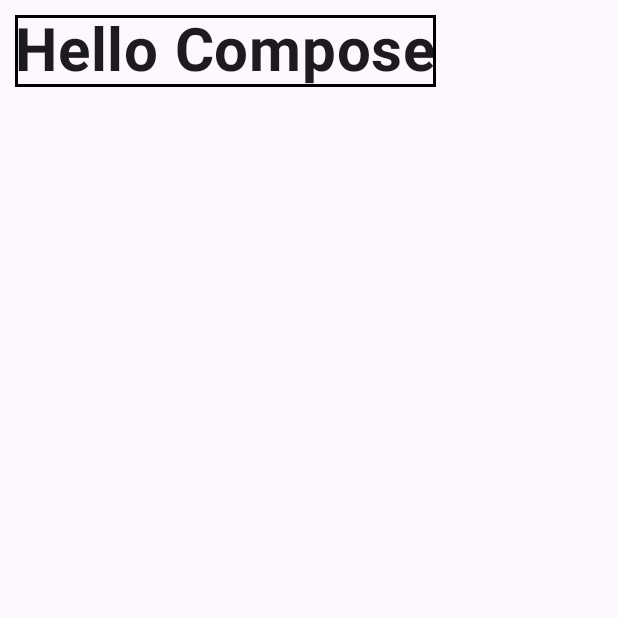
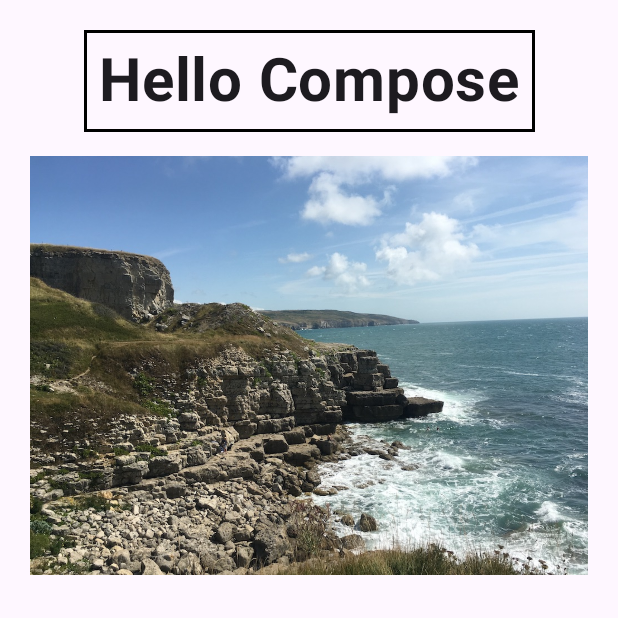
Before and after one commit to ZolotkoVal/ModifierDemo, an Android app built with Jetpack Compose: the screen it shows after launch (MainActivity), on a phone screen of 412 x 824 dp, the top half of it. Run offline under Robolectric (Android 15) with nearby library versions, the phone set to English and light mode, and no system bars.

Commit message:
Compose greeting spacer and vacation image

```diff
--- a/app/src/main/java/com/example/modifierdemo/MainActivity.kt
+++ b/app/src/main/java/com/example/modifierdemo/MainActivity.kt
@@ -8,6 +8,11 @@ import androidx.compose.foundation.Image
 import androidx.compose.ui.res.painterResource
 import androidx.compose.foundation.border
 import androidx.compose.ui.graphics.Color
+import androidx.compose.foundation.layout.Column
+import androidx.compose.foundation.layout.Arrangement
+import androidx.compose.foundation.layout.Spacer
+import androidx.compose.foundation.layout.height
+import androidx.compose.ui.Alignment
 import androidx.compose.foundation.layout.fillMaxSize
 import androidx.compose.foundation.layout.padding
 import androidx.compose.material3.Scaffold
@@ -36,10 +41,18 @@ class MainActivity : ComponentActivity() {
 
 @Composable
 fun DemoScreen(modifier: Modifier = Modifier) {
-    val mymodifier = modifier
+    val mymodifier = Modifier
+        .border(width = 2.dp, color = Color.Black)
         .padding(all = 10.dp)
-        .border(width = 2.dp, color = Color.Black)
-    Text("Hello Compose", mymodifier, fontSize = 40.sp, fontWeight = FontWeight.Bold)
+    Column(
+        modifier = modifier.padding(20.dp),
+        horizontalAlignment = Alignment.CenterHorizontally,
+        verticalArrangement = Arrangement.Center
+    ) {
+        Text("Hello Compose", mymodifier, fontSize = 40.sp, fontWeight = FontWeight.Bold)
+        Spacer(Modifier.height(16.dp))
+        CustomImage(R.drawable.vacation)
+    }
 }
 
 @Composable
```
